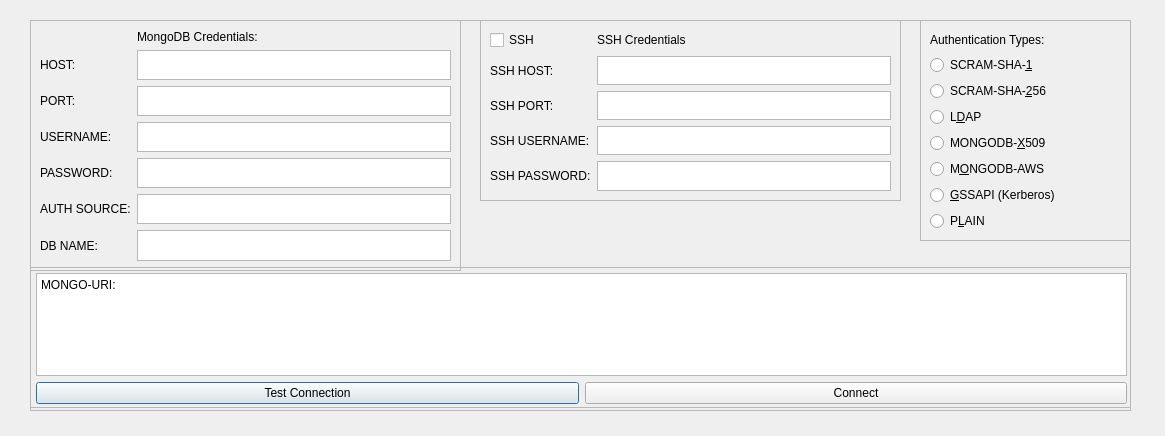
This is ui/ui_database.ui in KhalidWKhedr/Ebay-Scalper as Qt 5 draws it before an edit. The edited form follows.
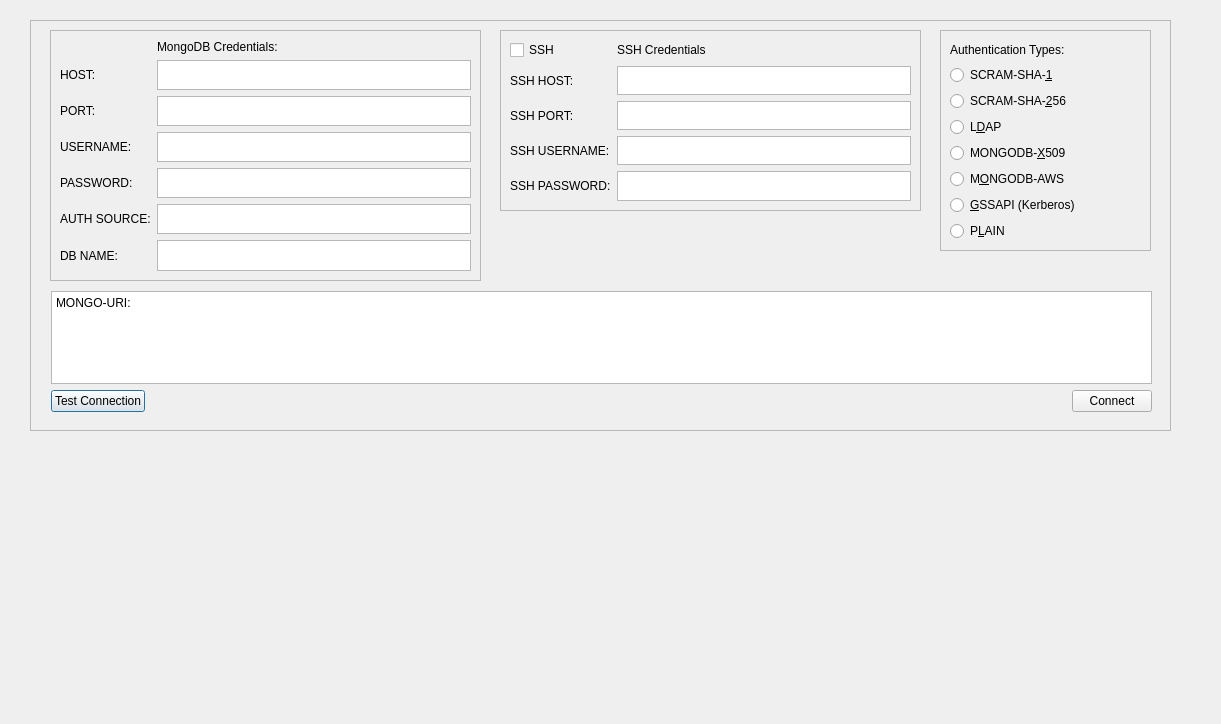
This is the edited form.

Commit message: Fixing / Updating / Making controller for Ebay API window. Some Bugs remaining to fix such as Dropdown box. It's all just controllers and services from here.

The edit to the form file:
```diff
--- a/ui/ui_database.ui
+++ b/ui/ui_database.ui
@@ -6,8 +6,8 @@
    <rect>
     <x>0</x>
     <y>0</y>
-    <width>1165</width>
-    <height>436</height>
+    <width>1221</width>
+    <height>724</height>
    </rect>
   </property>
   <property name="windowTitle">
@@ -18,8 +18,8 @@
     <rect>
      <x>30</x>
      <y>20</y>
-     <width>1101</width>
-     <height>391</height>
+     <width>1141</width>
+     <height>411</height>
     </rect>
    </property>
    <property name="frameShape">
@@ -28,61 +28,11 @@
    <property name="frameShadow">
     <enum>QFrame::Shadow::Raised</enum>
    </property>
-   <widget class="QFrame" name="frame_URI">
-    <property name="geometry">
-     <rect>
-      <x>0</x>
-      <y>247</y>
-      <width>1101</width>
-      <height>141</height>
-     </rect>
-    </property>
-    <property name="frameShape">
-     <enum>QFrame::Shape::StyledPanel</enum>
-    </property>
-    <property name="frameShadow">
-     <enum>QFrame::Shadow::Raised</enum>
-    </property>
-    <widget class="QWidget" name="">
-     <property name="geometry">
-      <rect>
-       <x>6</x>
-       <y>6</y>
-       <width>1091</width>
-       <height>131</height>
-      </rect>
-     </property>
-     <layout class="QGridLayout" name="gridLayout_7">
-      <item row="1" column="0">
-       <widget class="QPushButton" name="button_TestConnection">
-        <property name="text">
-         <string>Test Connection</string>
-        </property>
-       </widget>
-      </item>
-      <item row="1" column="1">
-       <widget class="QPushButton" name="button_Connect">
-        <property name="text">
-         <string>Connect</string>
-        </property>
-       </widget>
-      </item>
-      <item row="0" column="0" colspan="2">
-       <widget class="QPlainTextEdit" name="text_MongoUri">
-        <property name="plainText">
-         <string>MONGO-URI:
-</string>
-        </property>
-       </widget>
-      </item>
-     </layout>
-    </widget>
-   </widget>
    <widget class="QFrame" name="frame_AUTH">
     <property name="geometry">
      <rect>
-      <x>890</x>
-      <y>0</y>
+      <x>910</x>
+      <y>10</y>
       <width>211</width>
       <height>221</height>
      </rect>
@@ -161,8 +111,8 @@
    <widget class="QFrame" name="frame_MONGODB">
     <property name="geometry">
      <rect>
-      <x>0</x>
-      <y>0</y>
+      <x>20</x>
+      <y>10</y>
       <width>431</width>
       <height>251</height>
      </rect>
@@ -252,8 +202,8 @@
    <widget class="QFrame" name="frame_SSH">
     <property name="geometry">
      <rect>
-      <x>450</x>
-      <y>0</y>
+      <x>470</x>
+      <y>10</y>
       <width>421</width>
       <height>181</height>
      </rect>
@@ -324,6 +274,56 @@
      </item>
      <item row="4" column="1">
       <widget class="QTextEdit" name="text_SSH_Password"/>
+     </item>
+     <item row="2" column="1">
+      <widget class="QTextEdit" name="text_SSH_Port"/>
+     </item>
+    </layout>
+   </widget>
+   <widget class="QWidget" name="">
+    <property name="geometry">
+     <rect>
+      <x>21</x>
+      <y>271</y>
+      <width>1101</width>
+      <height>121</height>
+     </rect>
+    </property>
+    <layout class="QGridLayout" name="gridLayout_4">
+     <item row="0" column="0" colspan="3">
+      <widget class="QPlainTextEdit" name="text_MongoUri">
+       <property name="plainText">
+        <string>MONGO-URI:
+</string>
+       </property>
+      </widget>
+     </item>
+     <item row="1" column="0">
+      <widget class="QPushButton" name="button_TestConnection">
+       <property name="text">
+        <string>Test Connection</string>
+       </property>
+      </widget>
+     </item>
+     <item row="1" column="1">
+      <spacer name="horizontalSpacer">
+       <property name="orientation">
+        <enum>Qt::Orientation::Horizontal</enum>
+       </property>
+       <property name="sizeHint" stdset="0">
+        <size>
+         <width>40</width>
+         <height>20</height>
+        </size>
+       </property>
+      </spacer>
+     </item>
+     <item row="1" column="2">
+      <widget class="QPushButton" name="button_Connect">
+       <property name="text">
+        <string>Connect</string>
+       </property>
+      </widget>
      </item>
     </layout>
    </widget>
```
Left out of the diff: 163 changed lines with no effect on the pictures. The commit also changes 3 other files.
